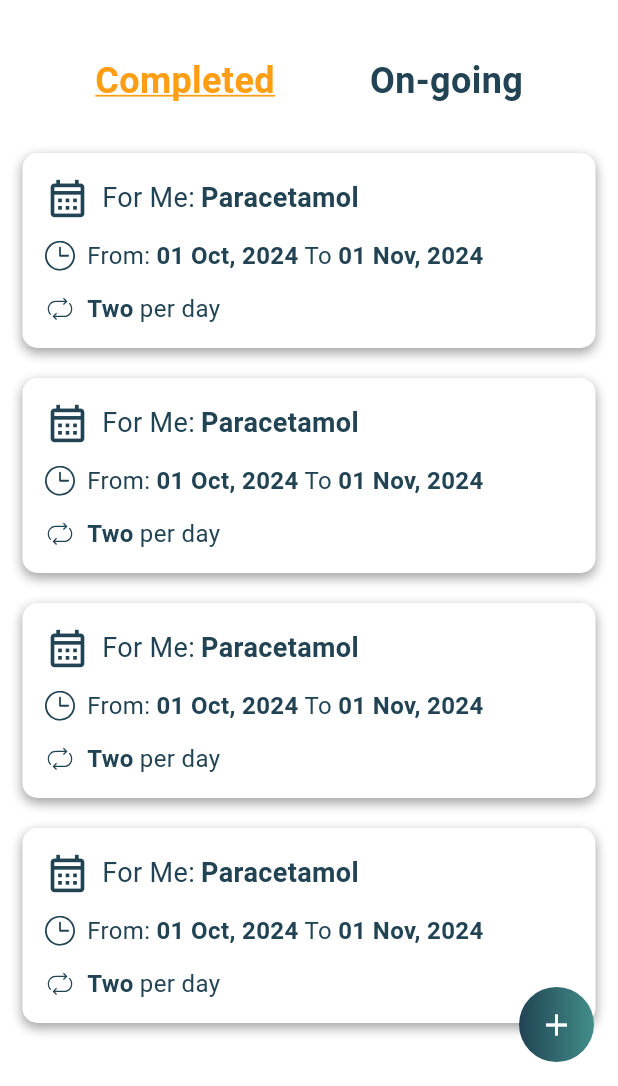
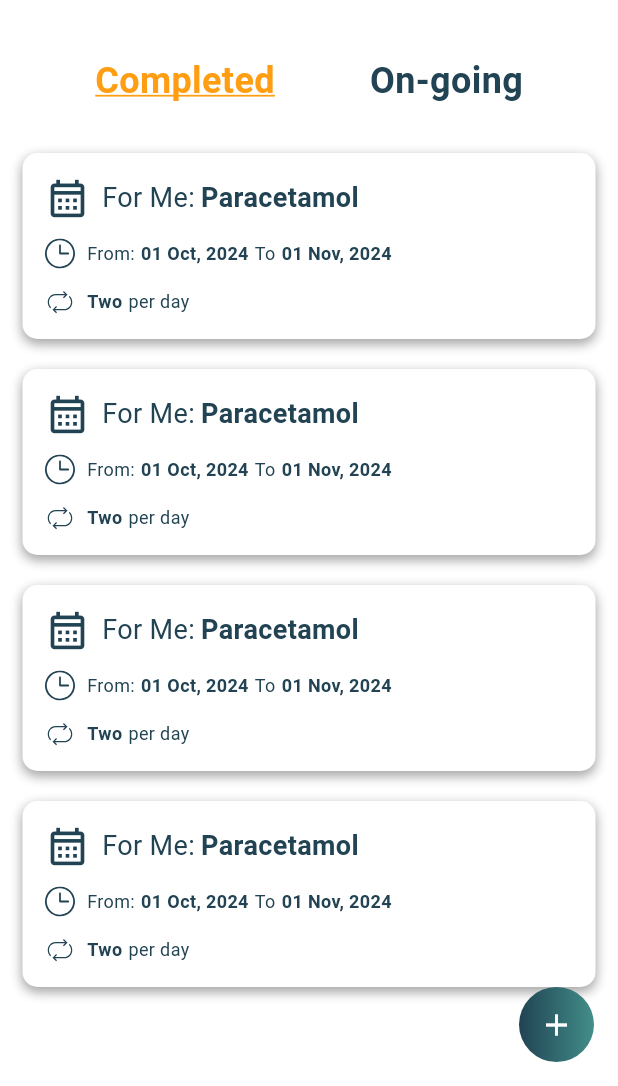
Before and after one commit to ENSIA-AI/Wise-Dose, a Flutter app: the History screen opened directly, on a phone screen of 412 x 824 dp, the part 150-1236 px from its top. Run offline on Flutter 3.47's test engine with Material 3 defaults, Android fonts, the phone set to English and light mode, and no system bars; our stand-ins replace flutter_bloc, flutter_svg, numberpicker, shared_preferences, smooth_page_indicator, table_calendar; accounts and stored records are empty.

Commit message:
Refactored History Page

```diff
--- a/lib/main.dart
+++ b/lib/main.dart
@@ -14,32 +14,15 @@ void main(){
 
 class MyApp extends StatelessWidget {
   const MyApp({super.key});
-
-  // This widget is the root of your application.
   @override
   Widget build(BuildContext context) {
     return MaterialApp(
       title: 'Flutter Demo',
       theme: ThemeData(
-        // This is the theme of your application.
-        //
-        // TRY THIS: Try running your application with "flutter run". You'll see
-        // the application has a purple toolbar. Then, without quitting the app,
-        // try changing the seedColor in the colorScheme below to Colors.green
-        // and then invoke "hot reload" (save your changes or press the "hot
-        // reload" button in a Flutter-supported IDE, or press "r" if you used
-        // the command line to start the app).
-        //
-        // Notice that the counter didn't reset back to zero; the application
-        // state is not lost during the reload. To reset the state, use hot
-        // restart instead.
-        //
-        // This works for code too, not just values: Most code changes can be
-        // tested with just a hot reload.
         colorScheme: ColorScheme.fromSeed(seedColor: Colors.deepPurple),
         useMaterial3: true,
       ),
-      home: Onboarding(),
+      home: Bottom_Nav_Bar(),
       debugShowCheckedModeBanner: false,
     );
   }
--- a/lib/views/screens/history.dart
+++ b/lib/views/screens/history.dart
@@ -6,7 +6,7 @@ import 'package:wise_dose/views/screens/medication-info.dart';
 import 'package:wise_dose/views/themes/style_simple/colors.dart';
 import 'package:wise_dose/views/themes/style_simple/styles.dart';
 import 'package:wise_dose/views/widgets/app_bar.dart';
-import 'package:flutter_svg/flutter_svg.dart';
+import 'package:wise_dose/views/widgets/reminder_container.dart';
 
 /// Bloc for managing the selected tab (Completed or On-going)
 class HistoryBloc extends Cubit<bool> {
@@ -87,7 +87,8 @@ class History extends StatelessWidget {
                     4,
                     (index) => const Padding(
                       padding: EdgeInsets.symmetric(vertical: 10),
-                      child: ReminderContainer(),
+                      child: ReminderContainer(name: 'Paracetamol', startDate: '01 Oct, 2024',
+                        endDate: '01 Nov, 2024', frequency: 'Two',),
                     ),
                   ),
                 ),
@@ -99,75 +100,3 @@ class History extends StatelessWidget {
     );
   }
 }
-
-/// Stateless version of ReminderContainer
-class ReminderContainer extends StatelessWidget {
-  const ReminderContainer({super.key});
-
-  @override
-  Widget build(BuildContext context) {
-    return Container(
-      margin: const EdgeInsets.symmetric(horizontal: 15),
-      padding: const EdgeInsets.all(15),
-      decoration: BoxDecoration(
-        borderRadius: BorderRadius.circular(10),
-        color: Colors.white,
-        boxShadow: [
-          BoxShadow(
-            color: const Color.fromRGBO(0, 0, 0, 0.16),
-            blurRadius: 6,
-            spreadRadius: 0,
-            offset: const Offset(0, 3),
-          ),
-          BoxShadow(
-            color: const Color.fromRGBO(0, 0, 0, 0.23),
-            blurRadius: 6,
-            spreadRadius: 0,
-            offset: const Offset(0, 3),
-          ),
-        ],
-      ),
-      child: Column(
-        children: [
-          Row(
-            children: [
-              const Icon(
-                Icons.calendar_month_outlined,
-                size: 30,
-                color: Color(0xff214353),
-              ),
-              const SizedBox(width: 8),
-              Text('For Me:', style: standardText),
-              const SizedBox(width: 4),
-              Text('Paracetamol', style: boldStandardText),
-            ],
-          ),
-          const SizedBox(height: 12),
-          Row(
-            children: [
-              SvgPicture.asset("assets/icons/Clock.svg"),
-              const SizedBox(width: 8),
-              Text('From:', style: titleText),
-              const SizedBox(width: 4),
-              Text('01 Oct, 2024', style: boldTitleText),
-              const SizedBox(width: 4),
-              Text('To', style: titleText),
-              const SizedBox(width: 4),
-              Text('01 Nov, 2024', style: boldTitleText),
-            ],
-          ),
-          const SizedBox(height: 12),
-          Row(
-            children: [
-              SvgPicture.asset('assets/icons/Frequency-Icon.svg'),
-              const SizedBox(width: 8),
-              Text('Two', style: boldTitleText),
-              const SizedBox(width: 4),
-              Text('per day', style: titleText),
-            ],
-          ),
-        ],
-      ),
-    );
-  }
-}
--- /dev/null
+++ b/lib/views/widgets/reminder_container.dart
@@ -0,0 +1,86 @@
+import 'package:flutter/material.dart';
+import 'package:flutter_svg/svg.dart';
+import 'package:wise_dose/views/themes/style_simple/styles.dart';
+// ignore_for_file: avoid_unnecessary_containers, prefer_const_constructors, prefer_const_literals_to_create_immutables, non_constant_identifier_names
+
+/// Stateless version of ReminderContainer
+class ReminderContainer extends StatelessWidget {
+  final String name;
+  final String startDate;
+  final String endDate;
+  final String frequency;
+  const ReminderContainer({
+    super.key,
+    required this.name,
+    required this.startDate,
+    required this.endDate,
+    required this.frequency,
+  });
+
+  @override
+  Widget build(BuildContext context) {
+    return Container(
+      margin: const EdgeInsets.symmetric(horizontal: 15),
+      padding: const EdgeInsets.all(15),
+      decoration: BoxDecoration(
+        borderRadius: BorderRadius.circular(10),
+        color: Colors.white,
+        boxShadow: [
+          BoxShadow(
+            color: const Color.fromRGBO(0, 0, 0, 0.16),
+            blurRadius: 6,
+            spreadRadius: 0,
+            offset: const Offset(0, 3),
+          ),
+          BoxShadow(
+            color: const Color.fromRGBO(0, 0, 0, 0.23),
+            blurRadius: 6,
+            spreadRadius: 0,
+            offset: const Offset(0, 3),
+          ),
+        ],
+      ),
+      child: Column(
+        children: [
+          Row(
+            children: [
+              const Icon(
+                Icons.calendar_month_outlined,
+                size: 30,
+                color: Color(0xff214353),
+              ),
+              const SizedBox(width: 8),
+              Text('For Me:', style: standardText),
+              const SizedBox(width: 4),
+              Text( name, style: boldStandardText),
+            ],
+          ),
+          const SizedBox(height: 12),
+          Row(
+            children: [
+              SvgPicture.asset("assets/icons/Clock.svg"),
+              const SizedBox(width: 8),
+              Text('From:', style: paragraphText),
+              const SizedBox(width: 4),
+              Text(startDate, style: boldParagraphText),
+              const SizedBox(width: 4),
+              Text('To', style: paragraphText),
+              const SizedBox(width: 4),
+              Text(endDate, style: boldParagraphText),
+            ],
+          ),
+          const SizedBox(height: 12),
+          Row(
+            children: [
+              SvgPicture.asset('assets/icons/Frequency-Icon.svg'),
+              const SizedBox(width: 8),
+              Text(frequency, style: boldParagraphText),
+              const SizedBox(width: 4),
+              Text('per day', style: paragraphText),
+            ],
+          ),
+        ],
+      ),
+    );
+  }
+}
```
